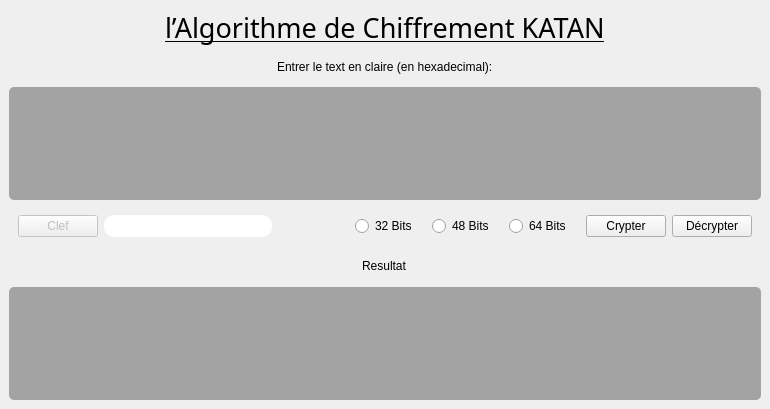
First picture: the form in venv/interface.ui, repository Aminelaakroute/KATAN-ENCRYPTION, before the edit.
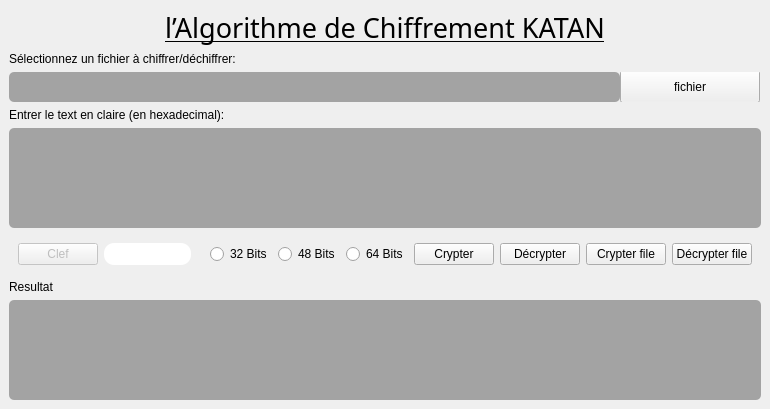
Second picture: the form after the edit. Icons and pictures are not drawn.

Patch:
```diff
--- a/venv/interface.ui
+++ b/venv/interface.ui
@@ -24,7 +24,7 @@
   </property>
   <widget class="QWidget" name="centralwidget">
    <layout class="QVBoxLayout" name="verticalLayout_2">
-    <item alignment="Qt::AlignHCenter">
+    <item>
      <widget class="QLabel" name="label_4">
       <property name="maximumSize">
        <size>
@@ -50,10 +50,94 @@
       <property name="text">
        <string>l’Algorithme de Chiffrement KATAN</string>
       </property>
+      <property name="alignment">
+       <set>Qt::AlignCenter</set>
+      </property>
      </widget>
     </item>
-    <item alignment="Qt::AlignHCenter">
+    <item>
+     <widget class="QLabel" name="label_3">
+      <property name="styleSheet">
+       <string notr="true">font: italic 20pt &quot;Vivaldi&quot;;</string>
+      </property>
+      <property name="text">
+       <string>Sélectionnez un fichier à chiffrer/déchiffrer:</string>
+      </property>
+     </widget>
+    </item>
+    <item>
+     <widget class="QWidget" name="widget_2" native="true">
+      <property name="minimumSize">
+       <size>
+        <width>0</width>
+        <height>30</height>
+       </size>
+      </property>
+      <widget class="QPushButton" name="file_browse_button">
+       <property name="geometry">
+        <rect>
+         <x>611</x>
+         <y>-2</y>
+         <width>140</width>
+         <height>33</height>
+        </rect>
+       </property>
+       <property name="text">
+        <string>fichier</string>
+       </property>
+       <property name="icon">
+        <iconset resource="logoUI.qrc">
+         <normaloff>:/newPrefix/upload.svg</normaloff>:/newPrefix/upload.svg</iconset>
+       </property>
+      </widget>
+      <widget class="QTextEdit" name="encryptdecrypt_file">
+       <property name="geometry">
+        <rect>
+         <x>0</x>
+         <y>0</y>
+         <width>611</width>
+         <height>30</height>
+        </rect>
+       </property>
+       <property name="sizePolicy">
+        <sizepolicy hsizetype="Expanding" vsizetype="Expanding">
+         <horstretch>0</horstretch>
+         <verstretch>0</verstretch>
+        </sizepolicy>
+       </property>
+       <property name="maximumSize">
+        <size>
+         <width>16777215</width>
+         <height>113</height>
+        </size>
+       </property>
+       <property name="styleSheet">
+        <string notr="true">background-color: rgb(163, 163, 163);
+padding: 5px;
+
+border-radius: 5px;</string>
+       </property>
+       <property name="verticalScrollBarPolicy">
+        <enum>Qt::ScrollBarAlwaysOff</enum>
+       </property>
+       <property name="horizontalScrollBarPolicy">
+        <enum>Qt::ScrollBarAlwaysOff</enum>
+       </property>
+       <property name="html">
+        <string>&lt;!DOCTYPE HTML PUBLIC &quot;-//W3C//DTD HTML 4.0//EN&quot; &quot;http://www.w3.org/TR/REC-html40/strict.dtd&quot;&gt;
+&lt;html&gt;&lt;head&gt;&lt;meta name=&quot;qrichtext&quot; content=&quot;1&quot; /&gt;&lt;style type=&quot;text/css&quot;&gt;
+p, li { white-space: pre-wrap; }
+&lt;/style&gt;&lt;/head&gt;&lt;body style=&quot; font-family:'Tw Cen MT Condensed Extra Bold'; font-size:10pt; font-weight:400; font-style:normal;&quot;&gt;
+&lt;p style=&quot;-qt-paragraph-type:empty; margin-top:0px; margin-bottom:0px; margin-left:0px; margin-right:0px; -qt-block-indent:0; text-indent:0px;&quot;&gt;&lt;br /&gt;&lt;/p&gt;&lt;/body&gt;&lt;/html&gt;</string>
+       </property>
+      </widget>
+     </widget>
+    </item>
+    <item>
      <widget class="QLabel" name="label">
+      <property name="enabled">
+       <bool>true</bool>
+      </property>
       <property name="styleSheet">
        <string notr="true">
 font: italic 20pt &quot;Vivaldi&quot;;</string>
@@ -218,10 +302,32 @@
          </property>
         </widget>
        </item>
+       <item>
+        <widget class="QPushButton" name="crypterfile_button">
+         <property name="text">
+          <string>Crypter file</string>
+         </property>
+         <property name="icon">
+          <iconset resource="logoUI.qrc">
+           <normaloff>:/newPrefix/lock.png</normaloff>:/newPrefix/lock.png</iconset>
+         </property>
+        </widget>
+       </item>
+       <item>
+        <widget class="QPushButton" name="decrypterfile_button">
+         <property name="text">
+          <string>Décrypter file</string>
+         </property>
+         <property name="icon">
+          <iconset resource="logoUI.qrc">
+           <normaloff>:/newPrefix/unlocked.png</normaloff>:/newPrefix/unlocked.png</iconset>
+         </property>
+        </widget>
+       </item>
       </layout>
      </widget>
     </item>
-    <item alignment="Qt::AlignHCenter|Qt::AlignVCenter">
+    <item>
      <widget class="QLabel" name="label_2">
       <property name="styleSheet">
        <string notr="true">font: italic 20pt &quot;Vivaldi&quot;;</string>
```
